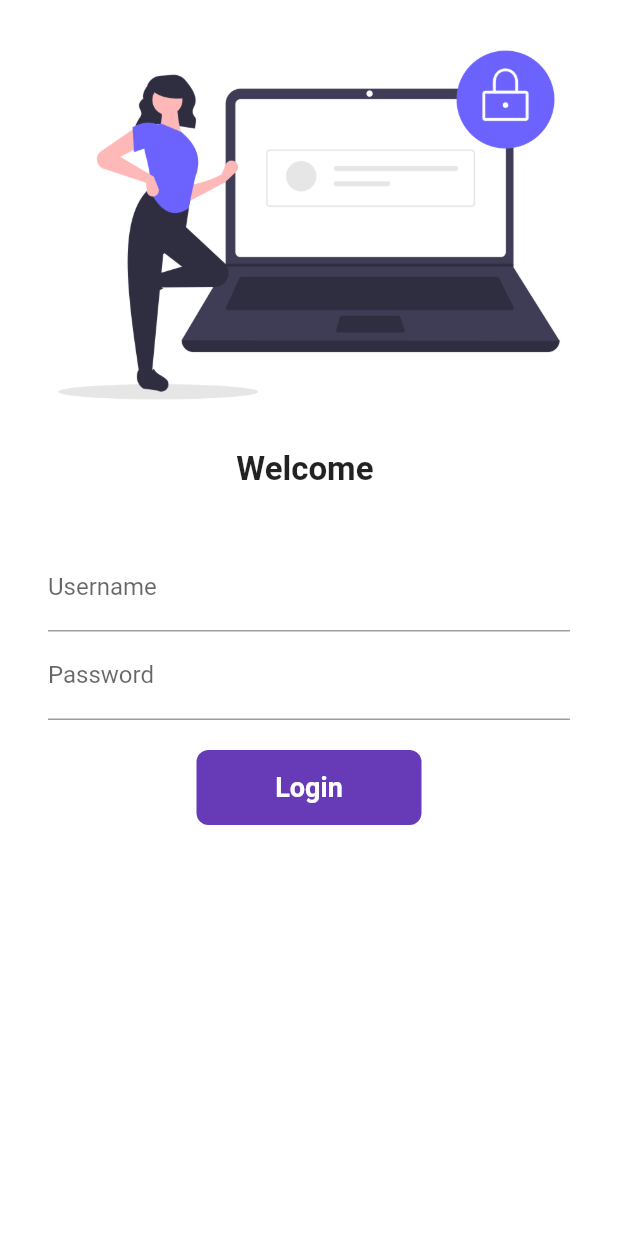
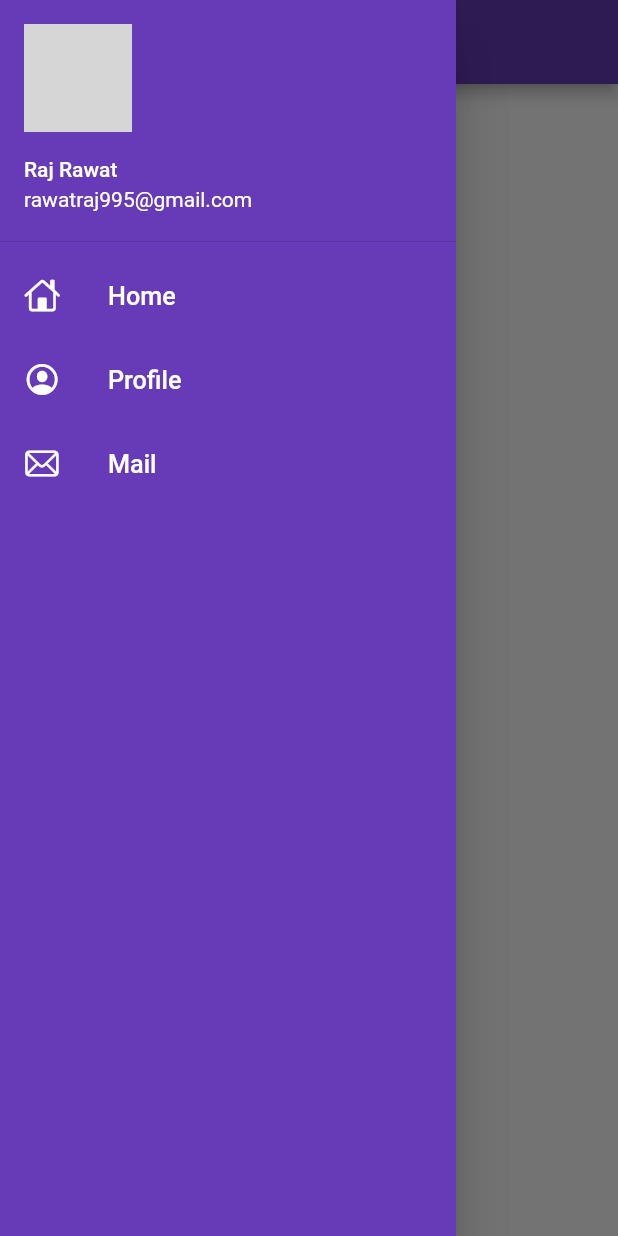
Before and after one commit to rajrawat37/catalog-app, a Flutter app: the screen it shows after launch, with the side drawer open (before the commit the screen has no drawer), on a phone screen of 412 x 824 dp. Run offline on Flutter 3.47's test engine with Material 2 defaults, Android fonts, the phone set to English and light mode, and no system bars; network calls fail; grey boxes are pictures that could not be loaded.

Commit message:
Day 4 completed

```diff
--- a/lib/main.dart
+++ b/lib/main.dart
@@ -13,8 +13,11 @@ class MyApp extends StatelessWidget {
   Widget build(BuildContext context) {
     return MaterialApp(
       debugShowCheckedModeBanner: false,
-      // home: HomePage(),
-      // initialRoute: "/LoginPage",
+      themeMode: ThemeMode.light,
+      theme: ThemeData(
+        primarySwatch: Colors.deepPurple,
+      ),
+      initialRoute: MyRoutes.homeRoute,
       routes: {
         "/": (context) => LoginPage(),
         MyRoutes.homeRoute : (context) => HomePage(),
--- a/lib/pages/home_page.dart
+++ b/lib/pages/home_page.dart
@@ -1,4 +1,6 @@
 import 'package:flutter/material.dart';
+
+import '../widgets/drawer.dart';
 
 class HomePage extends StatelessWidget {
   final int days = 30;
@@ -13,7 +15,8 @@ class HomePage extends StatelessWidget {
           child: Text('Welcome to $days days  of flutter'),
         ),
       ),
-      drawer: Drawer(),
+
+      drawer: MyDrawer(),
     );
   }
 }
--- /dev/null
+++ b/lib/widgets/drawer.dart
@@ -0,0 +1,57 @@
+import 'package:flutter/cupertino.dart';
+import 'package:flutter/material.dart';
+
+class MyDrawer extends StatelessWidget {
+  const MyDrawer({Key? key}) : super(key: key);
+
+  @override
+  Widget build(BuildContext context) {
+    final imageUrl =
+        "https://staticg.sportskeeda.com/editor/2022/02/943f6-16451169486556.png";
+    return Drawer(
+        child: Container(
+      color: Colors.deepPurple,
+      child: ListView(
+        padding: EdgeInsets.zero,
+        children: [
+          DrawerHeader(
+              padding: EdgeInsets.zero,
+              child: UserAccountsDrawerHeader(
+                margin: EdgeInsets.zero,
+                accountName: const Text("Raj Rawat"),
+                accountEmail: Text("rawatraj995@gmail.com"),
+                currentAccountPicture:
+                    CircleAvatar(backgroundImage: NetworkImage(imageUrl)),
+              )),
+          ListTile(
+            leading: Icon(CupertinoIcons.home, color: Colors.white),
+            title:Text("Home",
+            textScaleFactor: 1.2,
+            style:TextStyle(
+              color: Colors.white,
+            ) ,
+            )
+          ),
+          ListTile(
+            leading: Icon(CupertinoIcons.profile_circled, color: Colors.white),
+            title:Text("Profile",
+            textScaleFactor: 1.2,
+            style:TextStyle(
+              color: Colors.white,
+            ) ,
+            )
+          ),
+          ListTile(
+            leading: Icon(CupertinoIcons.mail, color: Colors.white),
+            title:Text("Mail",
+            textScaleFactor: 1.2,
+            style:TextStyle(
+              color: Colors.white,
+            ) ,
+            )
+          )
+        ],
+      ),
+    ));
+  }
+}
```
